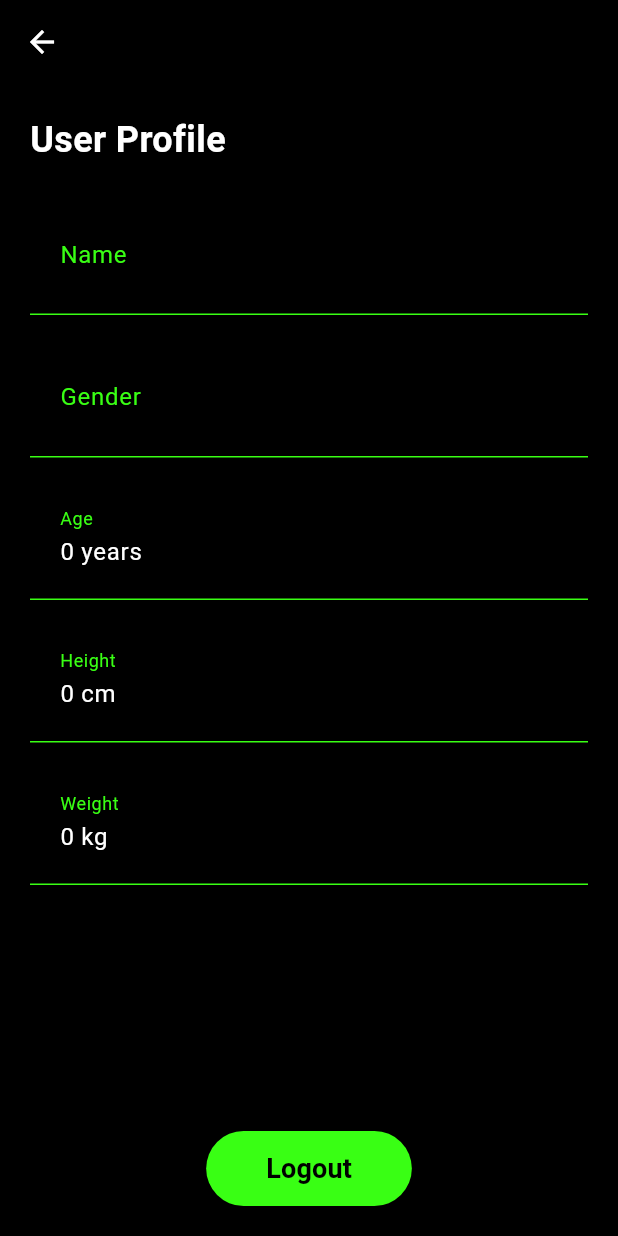
After one commit to jasimrazi/GymApp, a Flutter app: the HomePage screen opened directly, after a tap on the "person" icon, on a phone screen of 412 x 824 dp. The commit adds this screen. Run offline on Flutter 3.47's test engine with Material 3 defaults, Android fonts, the phone set to English and light mode, and no system bars; our stand-ins replace cloud_firestore, firebase_auth, firebase_core, google_fonts, table_calendar; accounts and stored records are empty.

Commit message:
Add ProfilePage

```diff
--- a/lib/screens/home_page.dart
+++ b/lib/screens/home_page.dart
@@ -2,6 +2,7 @@ import 'package:flutter/material.dart';
 import 'package:cloud_firestore/cloud_firestore.dart'; // Import Firestore package
 import 'package:firebase_auth/firebase_auth.dart'; // Import FirebaseAuth package
 import 'package:gymapp/screens/Signup%20Pages/membership_page.dart';
+import 'package:gymapp/screens/profile_page.dart';
 import 'package:table_calendar/table_calendar.dart';
 import 'package:gymapp/utils.dart';
 import 'package:intl/intl.dart';
@@ -66,10 +67,23 @@ class _HomePageState extends State<HomePage> {
     return Scaffold(
       appBar: AppBar(
         backgroundColor: Colors.transparent,
-        actions: [Icon(Icons.notifications, color: Colors.white)],
-        leading: Icon(
-          Icons.person,
-          color: Colors.white,
+        actions: [
+          Icon(Icons.notifications, color: Colors.white),
+        ],
+        leading: InkWell(
+          borderRadius: BorderRadius.circular(50),
+          onTap: () {
+            Navigator.push(
+              context,
+              MaterialPageRoute(
+                builder: (context) => ProfilePage(),
+              ),
+            );
+          },
+          child: Icon(
+            Icons.person,
+            color: Colors.white,
+          ),
         ),
       ),
       body: SafeArea(
--- a/lib/screens/landing_page.dart
+++ b/lib/screens/landing_page.dart
@@ -2,9 +2,11 @@ import 'package:flutter/material.dart';
 import 'package:gymapp/screens/Signup%20Pages/signup_page.dart';
 import 'package:gymapp/screens/login_page.dart';
 import 'package:gymapp/utils.dart';
+import 'package:firebase_auth/firebase_auth.dart'; // Import FirebaseAuth package
+import 'package:gymapp/screens/home_page.dart'; // Import HomePage if it's in a different file
 
 class LandingPage extends StatefulWidget {
-  const LandingPage({super.key});
+  const LandingPage({Key? key});
 
   @override
   State<LandingPage> createState() => _LandingPageState();
@@ -51,7 +53,8 @@ class _LandingPageState extends State<LandingPage> {
                       context,
                       MaterialPageRoute(
                         builder: (context) => SignupPage(),
-                        ));
+                      ),
+                    );
                   },
                   style: ElevatedButton.styleFrom(
                     backgroundColor:
@@ -71,22 +74,20 @@ class _LandingPageState extends State<LandingPage> {
                 Center(
                   child: InkWell(
                     onTap: () {
-                      Navigator.push(
-                          context,
-                          MaterialPageRoute(
-                            builder: (context) => LoginPage(),
-                          ));
+                      checkLoggedInUser(); // Check if the user is logged in
                     },
                     child: RichText(
                         text: TextSpan(
                       style: AppFonts.secondaryText(context),
                       children: [
-                          TextSpan(text: 'Aleadry a member?'),
+                        TextSpan(text: 'Already a member?'),
                         TextSpan(
                           text: ' Login now',
-                              style: TextStyle(
-                                  decoration: TextDecoration.underline))
-                        ])),
+                          style:
+                              TextStyle(decoration: TextDecoration.underline),
+                        )
+                      ],
+                    )),
                   ),
                 )
               ],
@@ -96,4 +97,26 @@ class _LandingPageState extends State<LandingPage> {
       ),
     );
   }
+
+  // Check if the user is already logged in
+  void checkLoggedInUser() {
+    User? user = FirebaseAuth.instance.currentUser;
+    if (user != null) {
+      // User is already logged in, navigate to HomePage
+      Navigator.pushReplacement(
+        context,
+        MaterialPageRoute(
+          builder: (context) => HomePage(),
+        ),
+      );
+    } else {
+      // User is not logged in, navigate to LoginPage
+      Navigator.push(
+        context,
+        MaterialPageRoute(
+          builder: (context) => LoginPage(),
+        ),
+      );
     }
+  }
+}
--- /dev/null
+++ b/lib/screens/profile_page.dart
@@ -0,0 +1,125 @@
+import 'package:flutter/material.dart';
+import 'package:firebase_auth/firebase_auth.dart';
+import 'package:cloud_firestore/cloud_firestore.dart';
+import 'package:gymapp/screens/landing_page.dart';
+import 'package:gymapp/utils.dart';
+
+class ProfilePage extends StatefulWidget {
+  const ProfilePage({Key? key});
+
+  @override
+  State<ProfilePage> createState() => _ProfilePageState();
+}
+
+class _ProfilePageState extends State<ProfilePage> {
+  late User? _user;
+  Map<String, dynamic>? _userData;
+
+  @override
+  void initState() {
+    super.initState();
+    _user = FirebaseAuth.instance.currentUser;
+    _fetchUserData();
+  }
+
+  void _fetchUserData() async {
+    if (_user != null) {
+      DocumentSnapshot userSnapshot = await FirebaseFirestore.instance
+          .collection('personal_info')
+          .doc(_user!.uid)
+          .get();
+
+      setState(() {
+        _userData = userSnapshot.data() as Map<String, dynamic>;
+      });
+    }
+  }
+
+  void _logout() async {
+    await FirebaseAuth.instance.signOut();
+    Navigator.pushReplacement(
+      context,
+      MaterialPageRoute(
+        builder: (context) => LandingPage(),
+      ),
+    );
+  }
+
+  @override
+  Widget build(BuildContext context) {
+    return Scaffold(
+      appBar: MyAppBar(),
+      body: SafeArea(
+        child: Padding(
+          padding: const EdgeInsets.all(20),
+          child: Column(
+            crossAxisAlignment: CrossAxisAlignment.start,
+            children: [
+              Text(
+                'User Profile',
+                style: TextStyle(fontSize: 24, fontWeight: FontWeight.bold),
+              ),
+              SizedBox(height: 20),
+              _userData != null
+                  ? Column(
+                      crossAxisAlignment: CrossAxisAlignment.start,
+                      children: [
+                        _buildTextField('Name', _userData!['name'] ?? ''),
+                        SizedBox(height: 15),
+                        _buildTextField('Gender', _userData!['gender'] ?? ''),
+                        SizedBox(height: 15),
+                        _buildTextField(
+                            'Age', '${_userData!['age'] ?? ''} years'),
+                        SizedBox(height: 15),
+                        _buildTextField(
+                            'Height', '${_userData!['height'] ?? ''} cm'),
+                        SizedBox(height: 15),
+                        _buildTextField(
+                            'Weight', '${_userData!['weight'] ?? ''} kg'),
+                      ],
+                    )
+                  : Center(
+                      child: CircularProgressIndicator(),
+                    ),
+              Spacer(),
+              Center(
+                child: ElevatedButton(
+                  onPressed: () {
+                    _logout();
+                  },
+                  style: ElevatedButton.styleFrom(
+                    backgroundColor: Color(0xff39FF14),
+                    padding: EdgeInsets.symmetric(vertical: 12, horizontal: 40),
+                  ),
+                  child: Text(
+                    "Logout",
+                    style: fontStyle(18, Colors.black, FontWeight.w700),
+                  ),
+                ),
+              ),
+            ],
+          ),
+        ),
+      ),
+    );
+  }
+
+  Widget _buildTextField(String label, String value) {
+    return TextFormField(
+      initialValue: value,
+      readOnly: true,
+      decoration: InputDecoration(
+        labelText: label,
+        labelStyle: TextStyle(color: Color(0xff39FF14)),
+        contentPadding: EdgeInsets.all(20),
+        focusedBorder: UnderlineInputBorder(
+          borderSide: BorderSide(color: Color(0xff39FF14)),
+        ),
+        enabledBorder: UnderlineInputBorder(
+          borderSide: BorderSide(color: Color(0xff39FF14)),
+        ),
+        hintStyle: fontStyle(22, Colors.white, FontWeight.w900),
+      ),
+    );
+  }
+}
```
Lines whose indentation alone changed are shown as unchanged.
